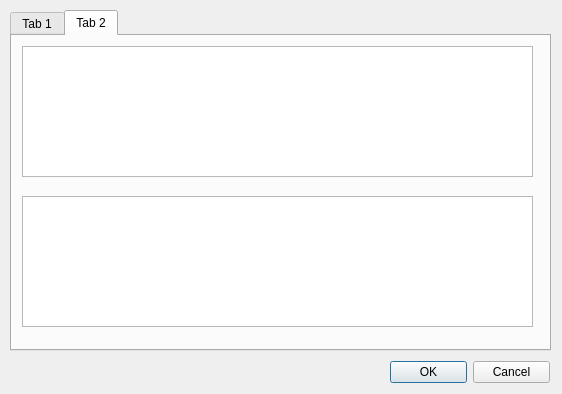
ambiesoft/SceneExplorer, file src/option.ui: the form before one commit.
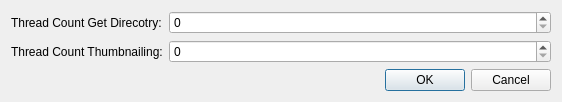
The form after the commit.

What changed in the file:
```diff
--- a/src/option.ui
+++ b/src/option.ui
@@ -7,21 +7,28 @@
     <x>0</x>
     <y>0</y>
     <width>562</width>
-    <height>394</height>
+    <height>93</height>
    </rect>
   </property>
   <property name="windowTitle">
    <string>Dialog</string>
   </property>
+  <layout class="QFormLayout" name="formLayout">
+   <item row="1" column="0">
+    <widget class="QLabel" name="labelThumb">
+     <property name="text">
+      <string>Thread Count Thumbnailing:</string>
+     </property>
+     <property name="buddy">
+      <cstring>spinBoxThumb</cstring>
+     </property>
+    </widget>
+   </item>
+   <item row="1" column="1">
+    <widget class="QSpinBox" name="spinBoxThumb"/>
+   </item>
+   <item row="3" column="1">
   <widget class="QDialogButtonBox" name="buttonBox">
-   <property name="geometry">
-    <rect>
-     <x>390</x>
-     <y>360</y>
-     <width>160</width>
-     <height>25</height>
-    </rect>
-   </property>
    <property name="orientation">
     <enum>Qt::Horizontal</enum>
    </property>
@@ -29,61 +36,18 @@
     <set>QDialogButtonBox::Cancel|QDialogButtonBox::Ok</set>
    </property>
   </widget>
-  <widget class="QTabWidget" name="tabWidget">
-   <property name="geometry">
-    <rect>
-     <x>10</x>
-     <y>10</y>
-     <width>541</width>
-     <height>341</height>
-    </rect>
-   </property>
-   <property name="currentIndex">
-    <number>1</number>
-   </property>
-   <widget class="QWidget" name="tabGeneral">
-    <attribute name="title">
-     <string>Tab 1</string>
-    </attribute>
-    <layout class="QFormLayout" name="formLayout">
+   </item>
      <item row="0" column="0">
       <widget class="QLabel" name="label">
        <property name="text">
-        <string>Thread Count:</string>
+      <string>Thread Count Get Direcotry:</string>
        </property>
       </widget>
      </item>
      <item row="0" column="1">
-      <widget class="QSpinBox" name="spinMaxFFmpegCount"/>
-     </item>
-    </layout>
-   </widget>
-   <widget class="QWidget" name="tab_2">
-    <attribute name="title">
-     <string>Tab 2</string>
-    </attribute>
-    <widget class="QPlainTextEdit" name="plainTextEdit">
-     <property name="geometry">
-      <rect>
-       <x>10</x>
-       <y>160</y>
-       <width>511</width>
-       <height>131</height>
-      </rect>
-     </property>
-    </widget>
-    <widget class="QPlainTextEdit" name="plainTextEdit_2">
-     <property name="geometry">
-      <rect>
-       <x>10</x>
-       <y>10</y>
-       <width>511</width>
-       <height>131</height>
-      </rect>
-     </property>
-    </widget>
-   </widget>
-  </widget>
+    <widget class="QSpinBox" name="spinBoxGetDir"/>
+   </item>
+  </layout>
  </widget>
  <resources/>
  <connections>
```
Left out of the diff: 2 changed lines with no effect on the pictures. Lines whose indentation alone changed are shown as unchanged.
